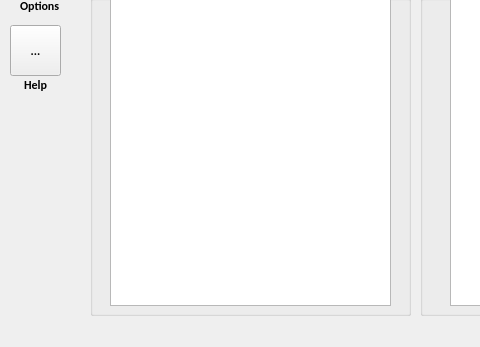
First picture: the form in vv/qt_ui/vvPacsConnection.ui, repository open-vv/vv, before the edit; both pictures show x 0 to 480 and y 455 to 802 of the 933 by 802 pixel window.
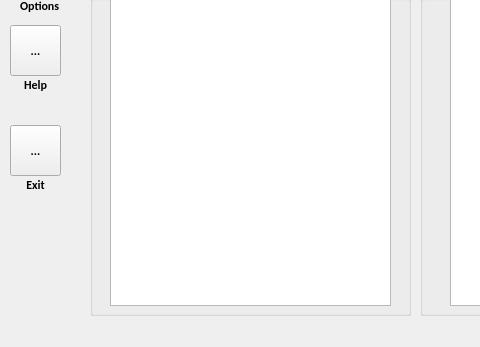
Second picture: the form after the edit. Icons and pictures are not drawn.

Commit message: Add exit button for the PACS Connection GUI

```diff
--- a/vv/qt_ui/vvPacsConnection.ui
+++ b/vv/qt_ui/vvPacsConnection.ui
@@ -790,6 +790,48 @@
     <string>Options</string>
    </property>
   </widget>
+  <widget class="QToolButton" name="exitButton">
+   <property name="geometry">
+    <rect>
+     <x>10</x>
+     <y>580</y>
+     <width>51</width>
+     <height>51</height>
+    </rect>
+   </property>
+   <property name="text">
+    <string notr="true">...</string>
+   </property>
+   <property name="icon">
+    <iconset resource="../vvIcons.qrc">
+     <normaloff>:/common/icons/standardbutton-cancel-16.png</normaloff>:/common/icons/standardbutton-cancel-16.png</iconset>
+   </property>
+   <property name="iconSize">
+    <size>
+     <width>32</width>
+     <height>32</height>
+    </size>
+   </property>
+  </widget>
+  <widget class="QLabel" name="label_exit">
+   <property name="enabled">
+    <bool>true</bool>
+   </property>
+   <property name="geometry">
+    <rect>
+     <x>10</x>
+     <y>630</y>
+     <width>51</width>
+     <height>20</height>
+    </rect>
+   </property>
+   <property name="text">
+    <string>Exit</string>
+   </property>
+   <property name="alignment">
+    <set>Qt::AlignCenter</set>
+   </property>
+  </widget>
   <zorder>groupBox_4</zorder>
   <zorder>groupBox_3</zorder>
   <zorder>label_ID</zorder>
```
Left out of the diff: 2 changed lines with no effect on the pictures. The commit also changes 2 other files.
